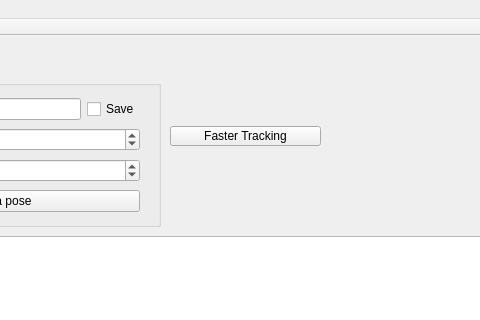
Above: detect_3d.ui from r06631001/Fruit-Tracking-with-Realsense-D435 before the change; both pictures show x 530 to 1010 and y 0 to 320 of the 1182 by 505 pixel window. Below: the same form after it.
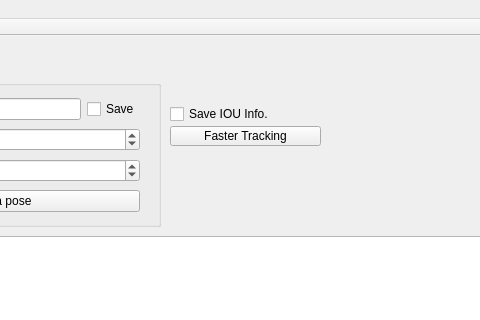
That is the form after the change.

What changed in the file:
```diff
--- a/detect_3d.ui
+++ b/detect_3d.ui
@@ -215,6 +215,19 @@
      <string>Faster Tracking</string>
     </property>
    </widget>
+   <widget class="QCheckBox" name="save_iou">
+    <property name="geometry">
+     <rect>
+      <x>700</x>
+      <y>68</y>
+      <width>141</width>
+      <height>20</height>
+     </rect>
+    </property>
+    <property name="text">
+     <string>Save IOU Info.</string>
+    </property>
+   </widget>
   </widget>
   <widget class="QMenuBar" name="menuBar">
    <property name="geometry">
```
